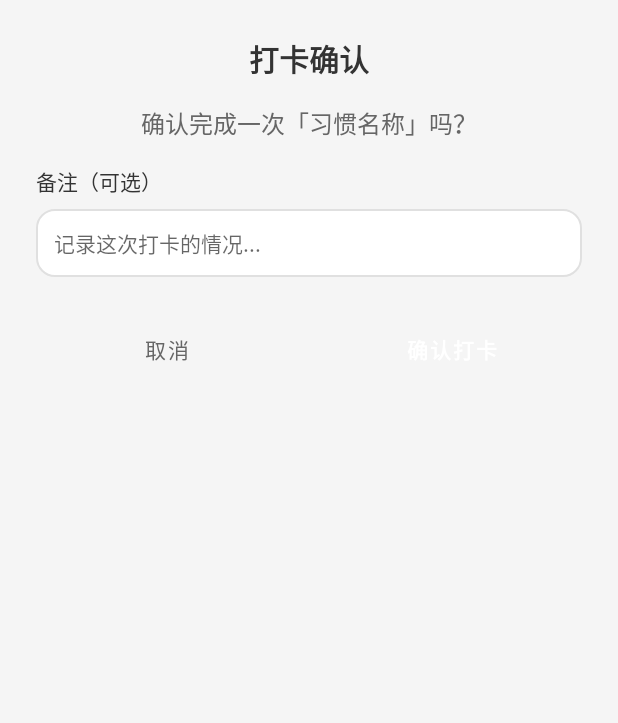
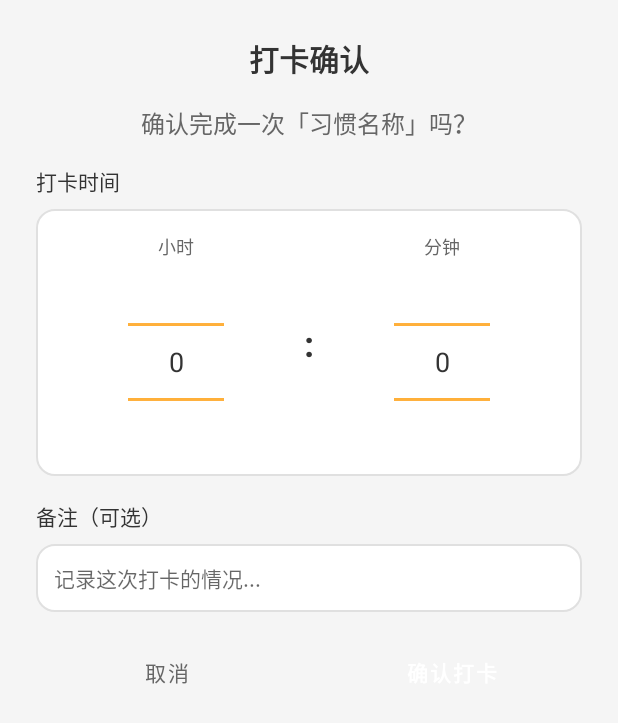
Before and after one commit to AndroidJiang/DailyCheck, an Android app: the layout dialog_checkin_with_note.xml on its own in the app's theme, with its tools: preview values and no code run, on a phone screen of 412 x 824 dp. Shown: the top 723 px of the screen. Run offline under Robolectric (Android 15) with nearby library versions, the phone set to English and light mode, and no system bars.

Commit message:
1.增加时间

```diff
--- a/app/build.gradle
+++ b/app/build.gradle
@@ -10,8 +10,8 @@ android {
         applicationId "com.example.myapplication"
         minSdkVersion 21
         targetSdkVersion 28
-        versionCode 1
-        versionName "1.0"
+        versionCode 2
+        versionName "2.0"
 
         testInstrumentationRunner "androidx.test.runner.AndroidJUnitRunner"
     }
--- a/app/src/main/res/layout/dialog_checkin_with_note.xml
+++ b/app/src/main/res/layout/dialog_checkin_with_note.xml
@@ -26,6 +26,84 @@
         android:layout_gravity="center_horizontal"
         android:layout_marginBottom="16dp" />
 
+    <!-- 时间选择区域 -->
+    <TextView
+        android:layout_width="wrap_content"
+        android:layout_height="wrap_content"
+        android:text="打卡时间"
+        android:textSize="14sp"
+        android:textColor="@color/text_primary"
+        android:layout_marginBottom="8dp" />
+
+    <LinearLayout
+        android:layout_width="match_parent"
+        android:layout_height="wrap_content"
+        android:orientation="horizontal"
+        android:gravity="center"
+        android:background="@drawable/card_background"
+        android:padding="16dp"
+        android:layout_marginBottom="16dp">
+
+        <!-- 小时选择 -->
+        <LinearLayout
+            android:layout_width="0dp"
+            android:layout_height="wrap_content"
+            android:layout_weight="1"
+            android:orientation="vertical"
+            android:gravity="center">
+
+            <TextView
+                android:layout_width="wrap_content"
+                android:layout_height="wrap_content"
+                android:text="小时"
+                android:textSize="12sp"
+                android:textColor="@color/text_secondary"
+                android:layout_marginBottom="8dp" />
+
+            <NumberPicker
+                android:id="@+id/hourPicker"
+                android:layout_width="wrap_content"
+                android:layout_height="120dp"
+                android:theme="@style/NumberPickerTheme" />
+
+        </LinearLayout>
+
+        <TextView
+            android:layout_width="wrap_content"
+            android:layout_height="wrap_content"
+            android:text=":"
+            android:textSize="24sp"
+            android:textStyle="bold"
+            android:textColor="@color/text_primary"
+            android:layout_marginStart="8dp"
+            android:layout_marginEnd="8dp" />
+
+        <!-- 分钟选择 -->
+        <LinearLayout
+            android:layout_width="0dp"
+            android:layout_height="wrap_content"
+            android:layout_weight="1"
+            android:orientation="vertical"
+            android:gravity="center">
+
+            <TextView
+                android:layout_width="wrap_content"
+                android:layout_height="wrap_content"
+                android:text="分钟"
+                android:textSize="12sp"
+                android:textColor="@color/text_secondary"
+                android:layout_marginBottom="8dp" />
+
+            <NumberPicker
+                android:id="@+id/minutePicker"
+                android:layout_width="wrap_content"
+                android:layout_height="120dp"
+                android:theme="@style/NumberPickerTheme" />
+
+        </LinearLayout>
+
+    </LinearLayout>
+
     <!-- 备注输入区域 -->
     <TextView
         android:layout_width="wrap_content"
@@ -46,7 +124,7 @@
         android:gravity="start"
         android:padding="12dp"
         android:background="@drawable/card_background"
-        android:layout_marginBottom="24dp" />
+        android:layout_marginBottom="16dp" />
 
     <LinearLayout
         android:layout_width="match_parent"
--- a/app/src/main/res/values/styles.xml
+++ b/app/src/main/res/values/styles.xml
@@ -6,4 +6,11 @@
         <item name="android:textColor">@color/white</item>
     </style>
 
+    <!-- NumberPicker样式 -->
+    <style name="NumberPickerTheme" parent="Theme.AppCompat.Light">
+        <item name="colorControlNormal">@color/theme_primary</item>
+        <item name="android:textColorPrimary">@color/text_primary</item>
+        <item name="android:textSize">18sp</item>
+    </style>
+
 </resources>
```
Also changed, not shown: app/src/main/java/com/example/myapplication/fragment/HomeFragment.java (+42 -4 lines), 1 other file.
